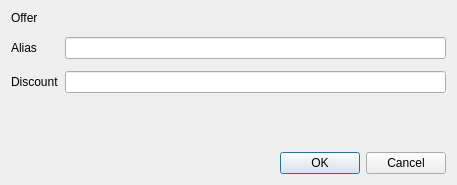
blockchaindevelopers/DynamicX, file src/qt/forms/newwhitelistdialog.ui: the form before one commit.
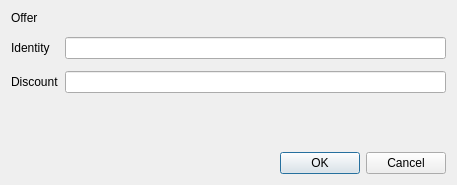
The form after the commit.

Patch:
```diff
--- a/src/qt/forms/newwhitelistdialog.ui
+++ b/src/qt/forms/newwhitelistdialog.ui
@@ -36,7 +36,7 @@
      <item row="2" column="0">
       <widget class="QLabel" name="aliasLabel">
        <property name="text">
-        <string>Alias</string>
+        <string>Identity</string>
        </property>
       </widget>
      </item>
```
Left out of the diff: 4 changed lines with no effect on the pictures.
